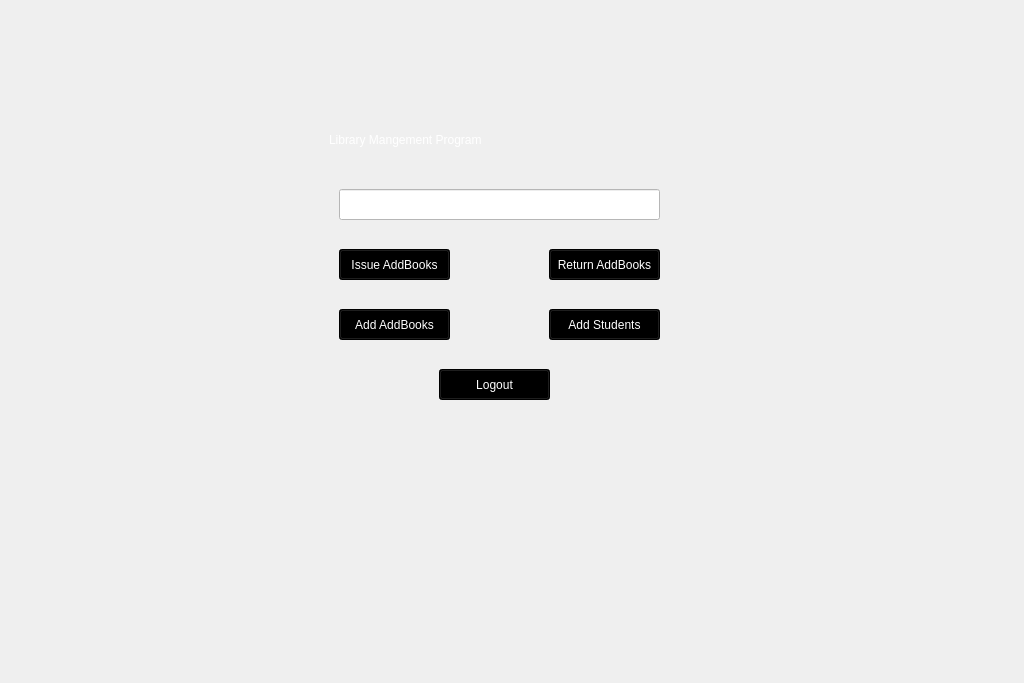
Black-Sirius69/Library-Management-System, file main.ui: the form before one commit.
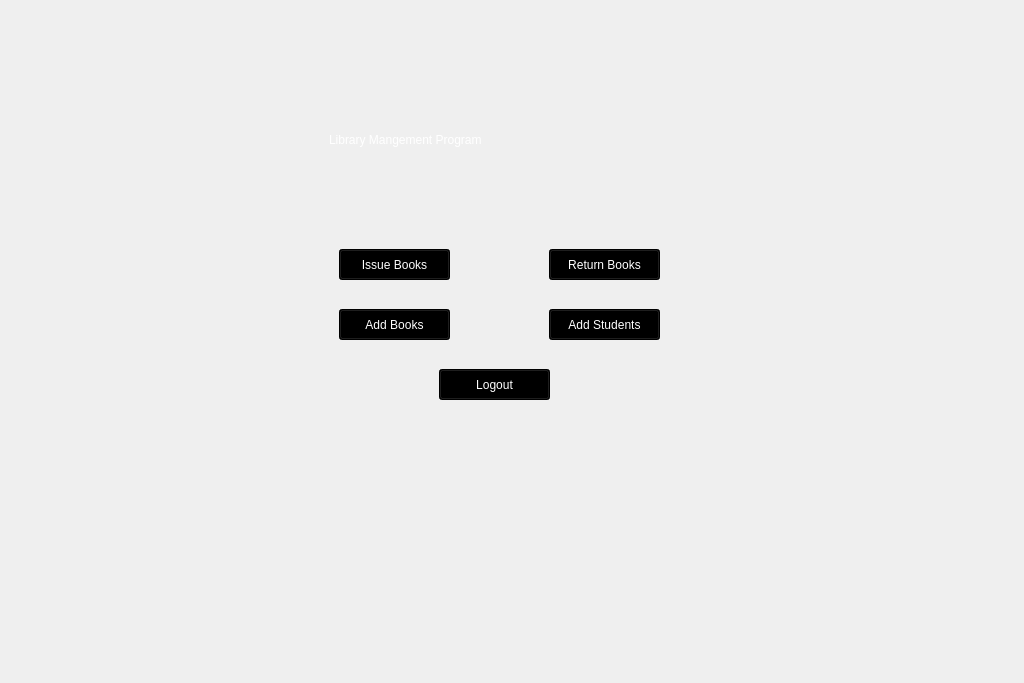
The form after the commit. Icons and pictures are not drawn.

The edit to the form file:
```diff
--- a/main.ui
+++ b/main.ui
@@ -31,9 +31,39 @@
      <widget class="QFrame" name="frame_2">
       <property name="palette">
        <palette>
-        <active/>
-        <inactive/>
-        <disabled/>
+        <active>
+         <colorrole role="Base">
+          <brush brushstyle="SolidPattern">
+           <color alpha="255">
+            <red>255</red>
+            <green>255</green>
+            <blue>255</blue>
+           </color>
+          </brush>
+         </colorrole>
+        </active>
+        <inactive>
+         <colorrole role="Base">
+          <brush brushstyle="SolidPattern">
+           <color alpha="255">
+            <red>255</red>
+            <green>255</green>
+            <blue>255</blue>
+           </color>
+          </brush>
+         </colorrole>
+        </inactive>
+        <disabled>
+         <colorrole role="Base">
+          <brush brushstyle="SolidPattern">
+           <color alpha="255">
+            <red>240</red>
+            <green>240</green>
+            <blue>240</blue>
+           </color>
+          </brush>
+         </colorrole>
+        </disabled>
        </palette>
       </property>
       <property name="styleSheet">
@@ -62,7 +92,7 @@
 color: rgb(255, 255, 255);</string>
        </property>
        <property name="text">
-        <string>Issue AddBooks</string>
+        <string>Issue Books</string>
        </property>
       </widget>
       <widget class="QPushButton" name="return_book">
@@ -79,7 +109,7 @@
 background-color: rgb(0, 0, 0);</string>
        </property>
        <property name="text">
-        <string>Return AddBooks</string>
+        <string>Return Books</string>
        </property>
       </widget>
       <widget class="QPushButton" name="logout_btn">
@@ -113,7 +143,7 @@
 color: rgb(255, 255, 255);</string>
        </property>
        <property name="text">
-        <string>Add AddBooks</string>
+        <string>Add Books</string>
        </property>
       </widget>
       <widget class="QPushButton" name="add_student">
@@ -133,24 +163,6 @@
         <string>Add Students</string>
        </property>
       </widget>
-      <widget class="QLineEdit" name="search">
-       <property name="geometry">
-        <rect>
-         <x>330</x>
-         <y>180</y>
-         <width>321</width>
-         <height>31</height>
-        </rect>
-       </property>
-       <property name="styleSheet">
-        <string notr="true">
-background-color: rgb(255, 255, 255);
-color: rgb(255, 255, 255);</string>
-       </property>
-       <property name="text">
-        <string/>
-       </property>
-      </widget>
       <widget class="QLabel" name="label">
        <property name="geometry">
         <rect>
```
Left out of the diff: 5 changed lines with no effect on the pictures.
